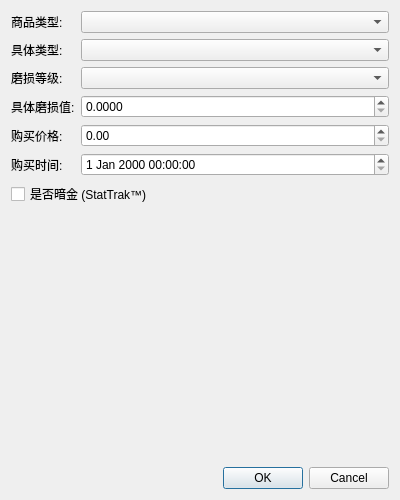
Qt form views/ui/add_item_dialog.ui (ZYitao/CS2) before a commit.
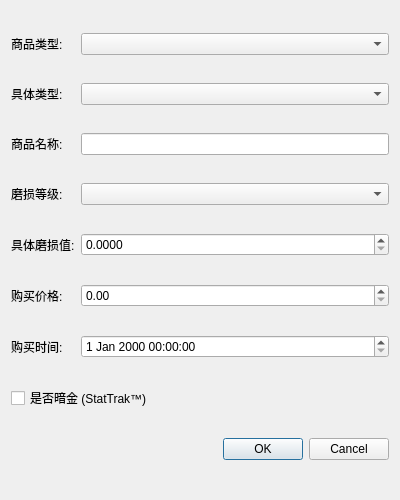
The same form after that commit.

```diff
--- a/views/ui/add_item_dialog.ui
+++ b/views/ui/add_item_dialog.ui
@@ -13,9 +13,7 @@
   <property name="windowTitle">
    <string>添加商品</string>
   </property>
-  <layout class="QVBoxLayout" name="verticalLayout">
-   <item>
-    <layout class="QFormLayout" name="formLayout">
+  <layout class="QGridLayout" name="gridLayout">
      <item row="0" column="0">
       <widget class="QLabel" name="label_2">
        <property name="text">
@@ -37,23 +35,33 @@
       <widget class="QComboBox" name="subtype_combo"/>
      </item>
      <item row="2" column="0">
+    <widget class="QLabel" name="label_8">
+     <property name="text">
+      <string>商品名称:</string>
+     </property>
+    </widget>
+   </item>
+   <item row="2" column="1">
+    <widget class="QLineEdit" name="name_input"/>
+   </item>
+   <item row="3" column="0">
       <widget class="QLabel" name="label_4">
        <property name="text">
         <string>磨损等级:</string>
        </property>
       </widget>
      </item>
-     <item row="2" column="1">
+   <item row="3" column="1">
       <widget class="QComboBox" name="wear_combo"/>
      </item>
-     <item row="3" column="0">
+   <item row="4" column="0">
       <widget class="QLabel" name="label_5">
        <property name="text">
         <string>具体磨损值:</string>
        </property>
       </widget>
      </item>
-     <item row="3" column="1">
+   <item row="4" column="1">
       <widget class="QDoubleSpinBox" name="wear_value_input">
        <property name="decimals">
         <number>4</number>
@@ -66,40 +74,38 @@
        </property>
       </widget>
      </item>
-     <item row="4" column="0">
+   <item row="5" column="0">
       <widget class="QLabel" name="label_6">
        <property name="text">
         <string>购买价格:</string>
        </property>
       </widget>
      </item>
-     <item row="4" column="1">
+   <item row="5" column="1">
       <widget class="QDoubleSpinBox" name="price_input">
        <property name="maximum">
         <double>99999.990000000005239</double>
        </property>
       </widget>
      </item>
-     <item row="5" column="0">
+   <item row="6" column="0">
       <widget class="QLabel" name="label_7">
        <property name="text">
         <string>购买时间:</string>
        </property>
       </widget>
      </item>
-     <item row="5" column="1">
+   <item row="6" column="1">
       <widget class="QDateTimeEdit" name="time_input"/>
      </item>
-     <item row="6" column="0" colspan="2">
+   <item row="7" column="0" colspan="2">
       <widget class="QCheckBox" name="stattrak_checkbox">
        <property name="text">
         <string>是否暗金 (StatTrak™)</string>
        </property>
       </widget>
      </item>
-    </layout>
-   </item>
-   <item>
+   <item row="8" column="0" colspan="2">
     <widget class="QDialogButtonBox" name="buttonBox">
      <property name="orientation">
       <enum>Qt::Horizontal</enum>
```
Lines whose indentation alone changed are shown as unchanged.
